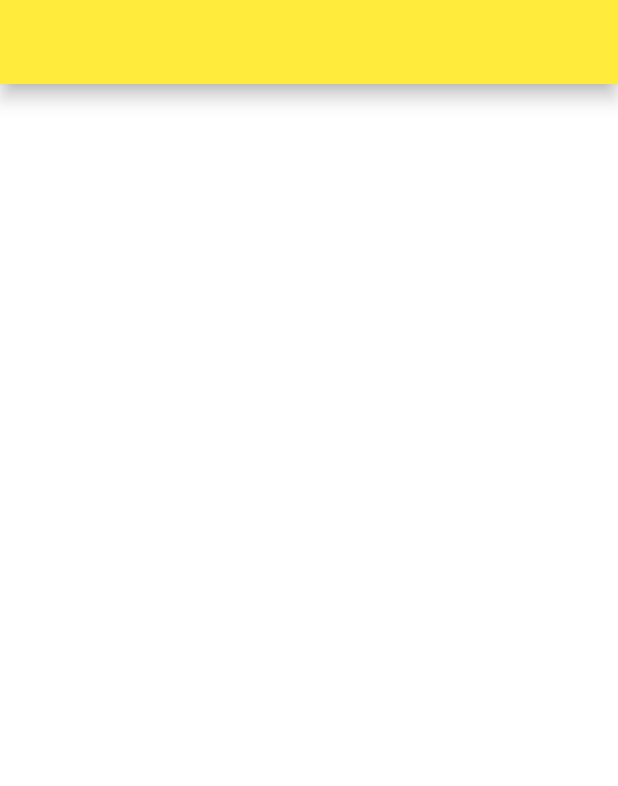
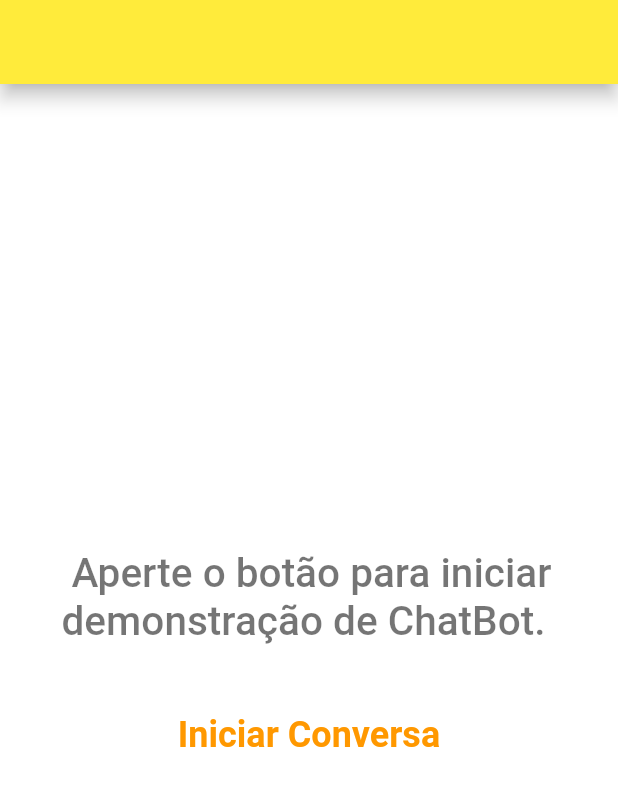
Before and after one commit to Gustavo0Henrick/chatbot, a Flutter app: the screen it shows after launch, on a phone screen of 412 x 824 dp. Shown: the top 786 px of the screen. Run offline on Flutter 3.47's test engine with Material 2 defaults, Android fonts, the phone set to English and light mode, and no system bars.

Commit message:
First Commit

```diff
--- a/chatbot/lib/home.dart
+++ b/chatbot/lib/home.dart
@@ -10,10 +10,37 @@ class HomePage extends StatelessWidget {
       ),
       backgroundColor: Colors.white,
       body: Column(
+        mainAxisAlignment: MainAxisAlignment.center,
         children: [
+          Container(
+            width: 330,
+            height: 100,
+            child: Expanded(
+              child: Text(
+                ' Aperte o botão para iniciar demonstração de ChatBot.',
+                style: TextStyle(
+                  color: Colors.black54,
+                  fontWeight: FontWeight.w500,
+                  fontSize: 27,
+                ),
+              ),
+            ),
+          ),
           Row(
             mainAxisAlignment: MainAxisAlignment.center,
-            children: [],
+            children: [
+              TextButton(
+                onPressed: () {},
+                child: Text(
+                  'Iniciar Conversa',
+                  style: TextStyle(
+                    color: Colors.orange,
+                    fontSize: 24,
+                    fontWeight: FontWeight.w700,
+                  ),
+                ),
+              )
+            ],
           ),
         ],
       ),
--- a/chatbot/lib/main.dart
+++ b/chatbot/lib/main.dart
@@ -10,9 +10,9 @@ class MyApp extends StatelessWidget {
   Widget build(BuildContext context) {
     return MaterialApp(
       debugShowCheckedModeBanner: false,
-      title: 'Flutter Demo',
+      title: 'ChatBot Demo',
       theme: ThemeData(
-        primarySwatch: Colors.blue,
+        primarySwatch: Colors.yellow,
       ),
       home: HomePage(),
     );
```
